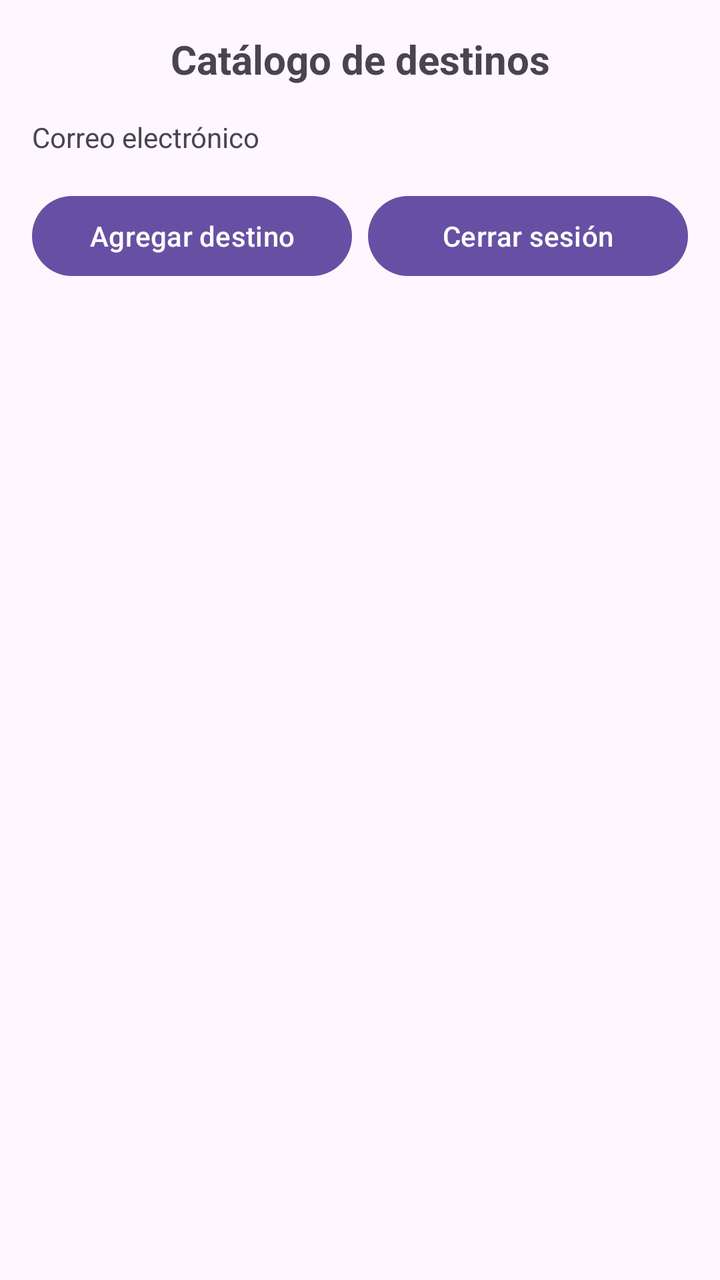
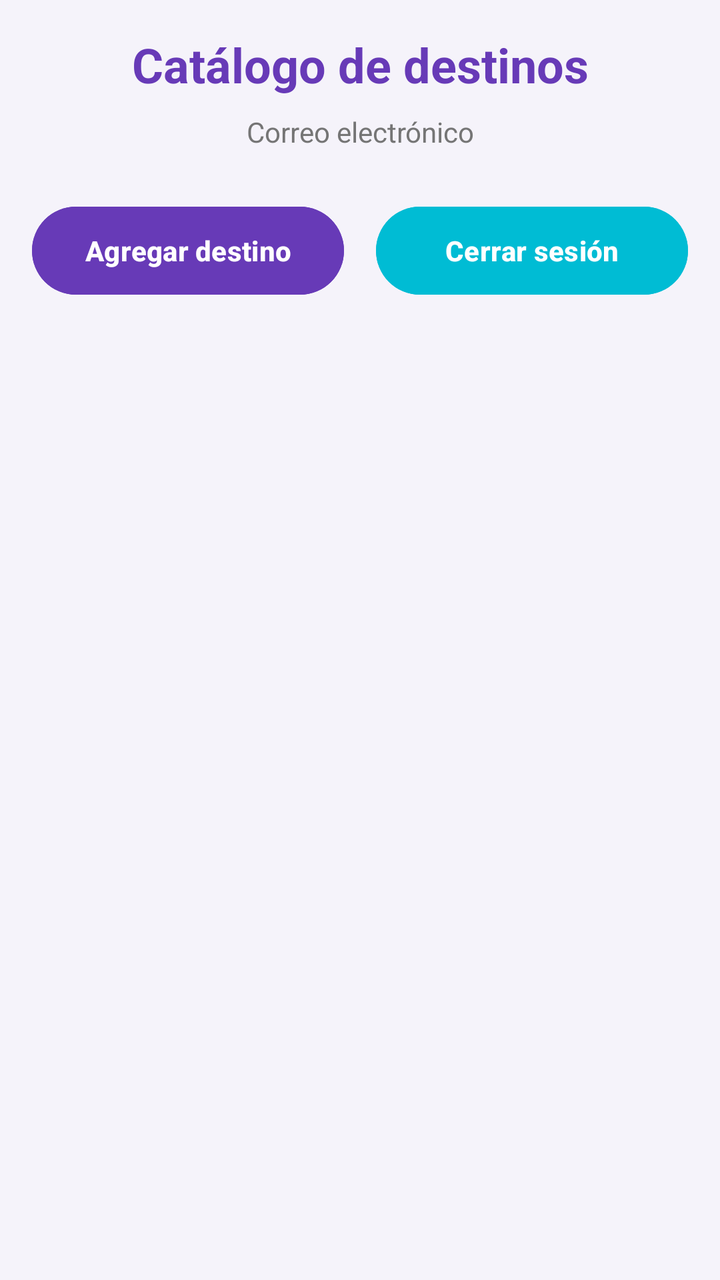

Compare the two renders of this Android layout. The source of the first and the diff that turns it into the second are given below.
<!-- AndroidManifest.xml: application theme Theme.Desafio2_DSM -->
<!-- res/layout/activity_home.xml -->
<?xml version="1.0" encoding="utf-8"?>
<LinearLayout xmlns:android="http://schemas.android.com/apk/res/android"
    xmlns:tools="http://schemas.android.com/tools"
    android:id="@+id/home"
    android:layout_width="match_parent"
    android:layout_height="match_parent"
    android:orientation="vertical"
    android:padding="@dimen/padding_standard"
    tools:context=".HomeActivity">

    <TextView
        android:id="@+id/welcomeTextView"
        android:layout_width="match_parent"
        android:layout_height="wrap_content"
        android:gravity="center"
        android:text="@string/catalog"
        android:textSize="@dimen/text_size_title"
        android:textStyle="bold" />

    <TextView
        android:id="@+id/emailTextView"
        android:layout_width="match_parent"
        android:layout_height="wrap_content"
        android:layout_marginTop="@dimen/margin_medium"
        android:text="@string/email" />

    <LinearLayout
        android:layout_width="match_parent"
        android:layout_height="wrap_content"
        android:layout_marginTop="@dimen/margin_medium"
        android:orientation="horizontal">

        <Button
            android:id="@+id/btnAgregarDestino"
            android:layout_width="0dp"
            android:layout_height="wrap_content"
            android:layout_weight="1"
            android:text="@string/add_destination" />

        <Button
            android:id="@+id/btnCerrarSesion"
            android:layout_width="0dp"
            android:layout_height="wrap_content"
            android:layout_marginStart="@dimen/authBtns"
            android:layout_weight="1"
            android:text="@string/logout" />

    </LinearLayout>

    <androidx.recyclerview.widget.RecyclerView
        android:id="@+id/recyclerViewDestinos"
        android:layout_width="match_parent"
        android:layout_height="0dp"
        android:layout_marginTop="@dimen/margin_medium"
        android:layout_weight="1"
        tools:listitem="@layout/item_destination" />

</LinearLayout>
<!-- res/layout/item_destination.xml (included above) -->
<?xml version="1.0" encoding="utf-8"?>
<androidx.cardview.widget.CardView
    xmlns:android="http://schemas.android.com/apk/res/android"
    xmlns:app="http://schemas.android.com/apk/res-auto"
    android:layout_width="match_parent"
    android:layout_height="wrap_content"
    android:layout_margin="8dp"
    app:cardCornerRadius="12dp"
    app:cardElevation="4dp">

    <LinearLayout
        android:layout_width="match_parent"
        android:layout_height="wrap_content"
        android:orientation="vertical">

        <ImageView
            android:id="@+id/destinationImageView"
            android:layout_width="match_parent"
            android:layout_height="200dp"
            android:contentDescription="@string/select_image"
            android:scaleType="centerCrop" />

        <LinearLayout
            android:layout_width="match_parent"
            android:layout_height="wrap_content"
            android:orientation="vertical"
            android:padding="12dp">

            <TextView
                android:id="@+id/destinationNameTextView"
                android:layout_width="match_parent"
                android:layout_height="wrap_content"
                android:textSize="20sp"
                android:textStyle="bold" />

            <TextView
                android:id="@+id/countryTextView"
                android:layout_width="match_parent"
                android:layout_height="wrap_content"
                android:layout_marginTop="4dp" />

            <TextView
                android:id="@+id/priceTextView"
                android:layout_width="match_parent"
                android:layout_height="wrap_content"
                android:layout_marginTop="4dp"
                android:textStyle="bold" />

            <TextView
                android:id="@+id/descriptionTextView"
                android:layout_width="match_parent"
                android:layout_height="wrap_content"
                android:layout_marginTop="6dp" />

            <LinearLayout
                android:layout_width="match_parent"
                android:layout_height="wrap_content"
                android:layout_marginTop="10dp"
                android:orientation="horizontal">

                <Button
                    android:id="@+id/btnEditar"
                    android:layout_width="0dp"
                    android:layout_height="wrap_content"
                    android:layout_weight="1"
                    android:text="@string/edit" />

                <Button
                    android:id="@+id/btnEliminar"
                    android:layout_width="0dp"
                    android:layout_height="wrap_content"
                    android:layout_marginStart="8dp"
                    android:layout_weight="1"
                    android:text="@string/delete" />

            </LinearLayout>

        </LinearLayout>

    </LinearLayout>

</androidx.cardview.widget.CardView>
<!-- resources referenced by this layout -->
<resources>
  <dimen name="authBtns">8dp</dimen>
  <dimen name="margin_medium">16dp</dimen>
  <dimen name="padding_standard">16dp</dimen>
  <dimen name="text_size_title">20sp</dimen>
  <string name="add_destination">Agregar destino</string>
  <string name="catalog">Catálogo de destinos</string>
  <string name="delete">Eliminar</string>
  <string name="edit">Editar</string>
  <string name="email">Correo electrónico</string>
  <string name="logout">Cerrar sesión</string>
  <string name="select_image">Seleccionar imagen</string>
  <style name="Theme.Desafio2_DSM" parent="Base.Theme.Desafio2_DSM" />
  <style name="Base.Theme.Desafio2_DSM" parent="Theme.Material3.DayNight.NoActionBar">
          
          
      </style>
</resources>

<!-- the commit's change to res/layout/activity_home.xml (unified diff, before → after) -->
@@ -4,6 +4,7 @@
     android:id="@+id/home"
     android:layout_width="match_parent"
     android:layout_height="match_parent"
+    android:background="@color/background"
     android:orientation="vertical"
     android:padding="@dimen/padding_standard"
     tools:context=".HomeActivity">
@@ -14,36 +15,47 @@
         android:layout_height="wrap_content"
         android:gravity="center"
         android:text="@string/catalog"
-        android:textSize="@dimen/text_size_title"
+        android:textColor="@color/primary"
+        android:textSize="@dimen/text_size_large"
         android:textStyle="bold" />
 
     <TextView
         android:id="@+id/emailTextView"
         android:layout_width="match_parent"
         android:layout_height="wrap_content"
-        android:layout_marginTop="@dimen/margin_medium"
-        android:text="@string/email" />
+        android:layout_marginTop="@dimen/margin_small"
+        android:gravity="center"
+        android:text="@string/email"
+        android:textColor="@color/text_secondary"
+        android:textSize="@dimen/text_size_small" />
 
     <LinearLayout
         android:layout_width="match_parent"
         android:layout_height="wrap_content"
-        android:layout_marginTop="@dimen/margin_medium"
+        android:layout_marginTop="@dimen/margin_large"
         android:orientation="horizontal">
 
         <Button
             android:id="@+id/btnAgregarDestino"
             android:layout_width="0dp"
-            android:layout_height="wrap_content"
+            android:layout_height="@dimen/button_height"
+            android:layout_marginEnd="@dimen/authBtns"
             android:layout_weight="1"
-            android:text="@string/add_destination" />
+            android:backgroundTint="@color/primary"
+            android:text="@string/add_destination"
+            android:textColor="@color/white"
+            android:textStyle="bold" />
 
         <Button
             android:id="@+id/btnCerrarSesion"
             android:layout_width="0dp"
-            android:layout_height="wrap_content"
+            android:layout_height="@dimen/button_height"
             android:layout_marginStart="@dimen/authBtns"
             android:layout_weight="1"
-            android:text="@string/logout" />
+            android:backgroundTint="@color/accent"
+            android:text="@string/logout"
+            android:textColor="@color/white"
+            android:textStyle="bold" />
 
     </LinearLayout>
 
@@ -53,6 +65,8 @@
         android:layout_height="0dp"
         android:layout_marginTop="@dimen/margin_medium"
         android:layout_weight="1"
+        android:clipToPadding="false"
+        android:paddingBottom="@dimen/padding_small"
         tools:listitem="@layout/item_destination" />
 
 </LinearLayout>
@@ -63,9 +77,10 @@
     xmlns:app="http://schemas.android.com/apk/res-auto"
     android:layout_width="match_parent"
     android:layout_height="wrap_content"
-    android:layout_margin="8dp"
-    app:cardCornerRadius="12dp"
-    app:cardElevation="4dp">
+    android:layout_margin="@dimen/card_margin"
+    app:cardBackgroundColor="@color/card_background"
+    app:cardCornerRadius="@dimen/card_radius"
+    app:cardElevation="@dimen/card_elevation">
 
     <LinearLayout
         android:layout_width="match_parent"
@@ -75,7 +90,8 @@
         <ImageView
             android:id="@+id/destinationImageView"
             android:layout_width="match_parent"
-            android:layout_height="200dp"
+            android:layout_height="@dimen/destination_image_height"
+            android:background="@color/primary_light"
             android:contentDescription="@string/select_image"
             android:scaleType="centerCrop" />
 
@@ -83,54 +99,74 @@
             android:layout_width="match_parent"
             android:layout_height="wrap_content"
             android:orientation="vertical"
-            android:padding="12dp">
+            android:padding="@dimen/card_padding">
 
             <TextView
                 android:id="@+id/destinationNameTextView"
                 android:layout_width="match_parent"
                 android:layout_height="wrap_content"
-                android:textSize="20sp"
+                android:textColor="@color/text_primary"
+                android:textSize="@dimen/text_size_title"
                 android:textStyle="bold" />
 
             <TextView
                 android:id="@+id/countryTextView"
                 android:layout_width="match_parent"
                 android:layout_height="wrap_content"
-                android:layout_marginTop="4dp" />
+                android:layout_marginTop="@dimen/margin_xsmall"
+                android:textColor="@color/text_secondary"
+                android:textSize="@dimen/text_size_small" />
 
             <TextView
                 android:id="@+id/priceTextView"
                 android:layout_width="match_parent"
                 android:layout_height="wrap_content"
-                android:layout_marginTop="4dp"
+                android:layout_marginTop="@dimen/margin_small"
+                android:textColor="@color/primary"
+                android:textSize="@dimen/text_size_medium"
                 android:textStyle="bold" />
+
+            <View
+                android:layout_width="match_parent"
+                android:layout_height="@dimen/divider_height"
+                android:layout_marginTop="@dimen/margin_small"
+                android:background="@color/divider" />
 
             <TextView
                 android:id="@+id/descriptionTextView"
                 android:layout_width="match_parent"
                 android:layout_height="wrap_content"
-                android:layout_marginTop="6dp" />
+                android:layout_marginTop="@dimen/margin_small"
+                android:textColor="@color/text_secondary"
+                android:textSize="@dimen/text_size_normal" />
 
             <LinearLayout
                 android:layout_width="match_parent"
                 android:layout_height="wrap_content"
-                android:layout_marginTop="10dp"
+                android:layout_marginTop="@dimen/margin_medium"
                 android:orientation="horizontal">
 
                 <Button
                     android:id="@+id/btnEditar"
                     android:layout_width="0dp"
-                    android:layout_height="wrap_content"
+                    android:layout_height="@dimen/button_min_height"
+                    android:layout_marginEnd="@dimen/margin_xsmall"
                     android:layout_weight="1"
-                    android:text="@string/edit" />
+                    android:backgroundTint="@color/primary"
+                    android:text="@string/edit"
+                    android:textColor="@color/white"
+                    android:textStyle="bold" />
 
                 <Button
                     android:id="@+id/btnEliminar"
                     android:layout_width="0dp"
-                    android:layout_height="wrap_content"
-                    android:layout_marginStart="8dp"
+                    android:layout_height="@dimen/button_min_height"
+                    android:layout_marginStart="@dimen/margin_xsmall"
                     android:layout_weight="1"
-                    android:text="@string/delete" />
+                    android:backgroundTint="@color/accent"
+                    android:text="@string/delete"
+                    android:textColor="@color/white"
+                    android:textStyle="bold" />
 
             </LinearLayout>
 
<!-- resource entries referenced after the edit -->
@@ -1,8 +1,33 @@
 <!-- resources referenced by this layout -->
 <resources>
+  <color name="accent">#00BCD4</color>
+  <color name="background">#F5F3FA</color>
+  <color name="card_background">#FFFFFF</color>
+  <color name="divider">#BDBDBD</color>
+  <color name="primary">#673AB7</color>
+  <color name="primary_light">#D1C4E9</color>
+  <color name="text_primary">#212121</color>
+  <color name="text_secondary">#757575</color>
+  <color name="white">#FFFFFF</color>
   <dimen name="authBtns">8dp</dimen>
+  <dimen name="button_height">52dp</dimen>
+  <dimen name="button_min_height">48dp</dimen>
+  <dimen name="card_elevation">4dp</dimen>
+  <dimen name="card_margin">8dp</dimen>
+  <dimen name="card_padding">16dp</dimen>
+  <dimen name="card_radius">12dp</dimen>
+  <dimen name="destination_image_height">200dp</dimen>
+  <dimen name="divider_height">1dp</dimen>
+  <dimen name="margin_large">24dp</dimen>
   <dimen name="margin_medium">16dp</dimen>
+  <dimen name="margin_small">8dp</dimen>
+  <dimen name="margin_xsmall">4dp</dimen>
+  <dimen name="padding_small">8dp</dimen>
   <dimen name="padding_standard">16dp</dimen>
+  <dimen name="text_size_large">24sp</dimen>
+  <dimen name="text_size_medium">18sp</dimen>
+  <dimen name="text_size_normal">16sp</dimen>
+  <dimen name="text_size_small">14sp</dimen>
   <dimen name="text_size_title">20sp</dimen>
   <string name="add_destination">Agregar destino</string>
   <string name="catalog">Catálogo de destinos</string>
